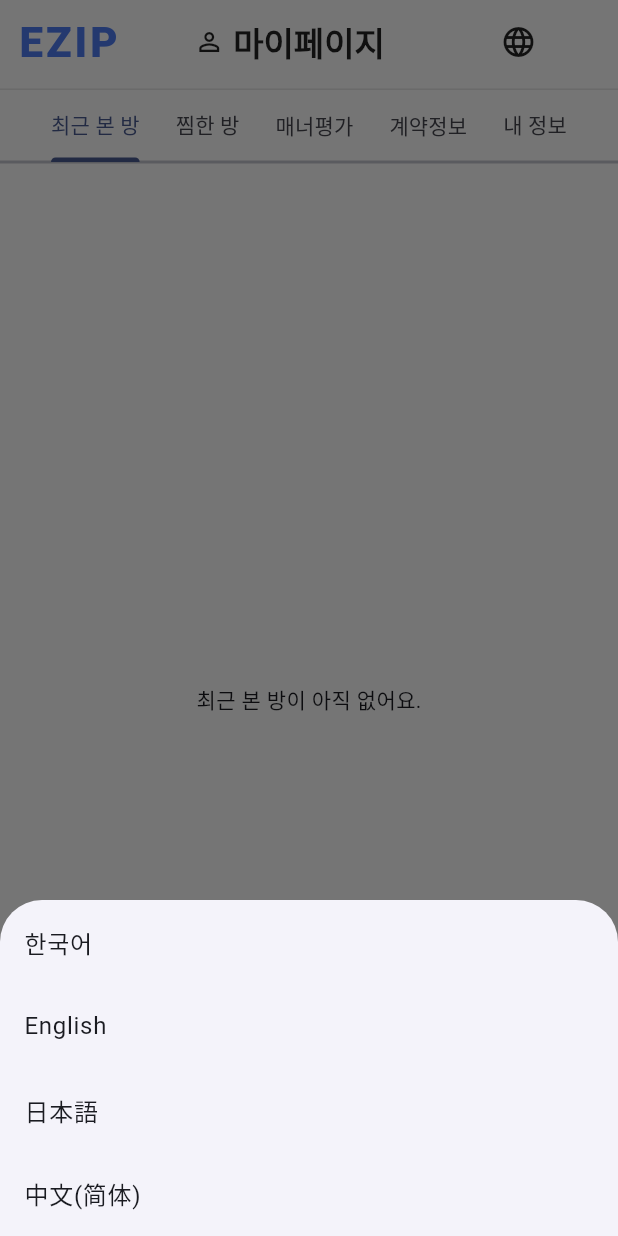
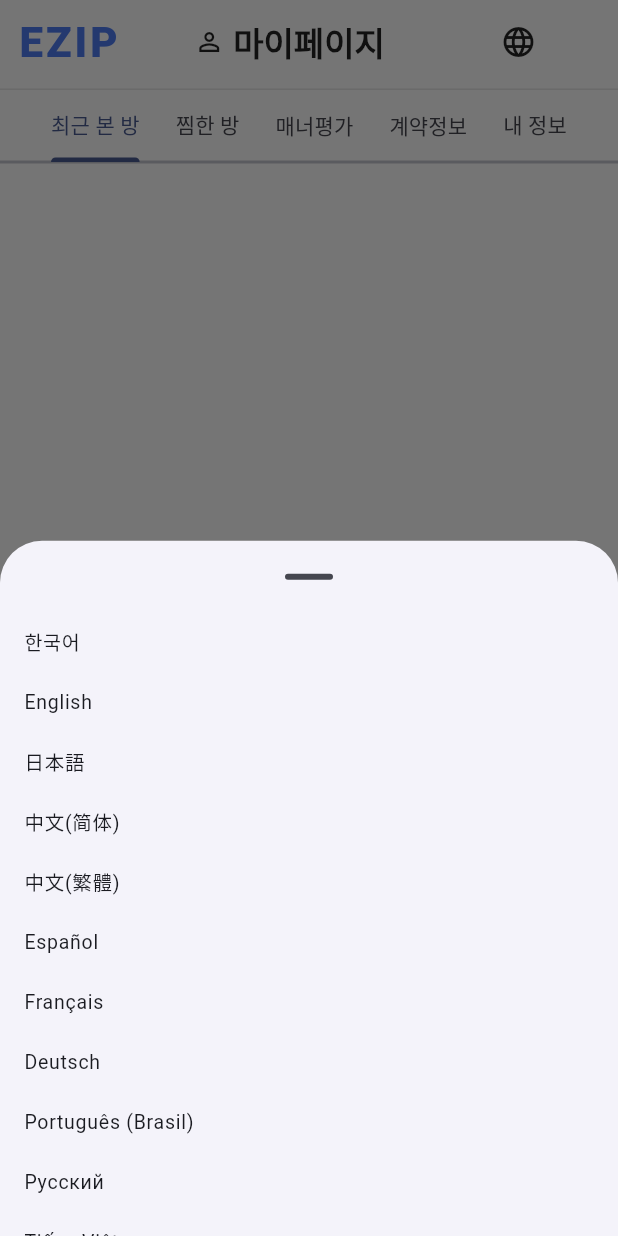
Before and after one commit to s90d221/EZIP, a Flutter app: the MyPage screen opened by its route, after a tap on the "language" icon, on a phone screen of 412 x 824 dp. Run offline on Flutter 3.47's test engine with Material 3 defaults, Android fonts, the light colour scheme and no system bars; our stand-ins replace dio, google_maps_flutter, shared_preferences; accounts and stored records are empty; network calls fail.

Commit message:
feat(mypage): 언어 선택 15개로 확장 + 스크롤 가능 BottomSheet + setLang 연동

```diff
--- a/lib/screens/mypage.dart
+++ b/lib/screens/mypage.dart
@@ -99,18 +99,73 @@ class MyPageAppBar extends StatelessWidget implements PreferredSizeWidget {
             onPressed: () async {
               final sel = await showModalBottomSheet<String>(
                 context: context,
+                showDragHandle: true,
                 builder: (ctx) => SafeArea(
-                  child: Column(
-                    mainAxisSize: MainAxisSize.min,
-                    children: [
-                      ListTile(title: const Text('한국어'), onTap: () => Navigator.pop(ctx, 'ko')),
-                      ListTile(title: const Text('English'), onTap: () => Navigator.pop(ctx, 'en')),
-                      ListTile(title: const Text('日本語'), onTap: () => Navigator.pop(ctx, 'ja')),
-                      ListTile(title: const Text('中文(简体)'), onTap: () => Navigator.pop(ctx, 'zh-CN')),
-                    ],
+                  child: SingleChildScrollView(
+                    child: Column(
+                      mainAxisSize: MainAxisSize.min,
+                      children: const [
+                        // 10개+ 언어 옵션
+                        ListTile(title: Text('한국어'),              dense: true, visualDensity: VisualDensity.compact,  ),
+                        ListTile(title: Text('English'),            dense: true, visualDensity: VisualDensity.compact,  ),
+                        ListTile(title: Text('日本語'),               dense: true, visualDensity: VisualDensity.compact,  ),
+                        ListTile(title: Text('中文(简体)'),            dense: true, visualDensity: VisualDensity.compact,  ),
+                        ListTile(title: Text('中文(繁體)'),            dense: true, visualDensity: VisualDensity.compact,  ),
+                        ListTile(title: Text('Español'),            dense: true, visualDensity: VisualDensity.compact,  ),
+                        ListTile(title: Text('Français'),           dense: true, visualDensity: VisualDensity.compact,  ),
+                        ListTile(title: Text('Deutsch'),            dense: true, visualDensity: VisualDensity.compact,  ),
+                        ListTile(title: Text('Português (Brasil)'), dense: true, visualDensity: VisualDensity.compact,  ),
+                        ListTile(title: Text('Русский'),            dense: true, visualDensity: VisualDensity.compact,  ),
+                        ListTile(title: Text('Tiếng Việt'),         dense: true, visualDensity: VisualDensity.compact,  ),
+                        ListTile(title: Text('Bahasa Indonesia'),   dense: true, visualDensity: VisualDensity.compact,  ),
+                        ListTile(title: Text('ไทย'),                 dense: true, visualDensity: VisualDensity.compact,  ),
+                        ListTile(title: Text('العربية'),             dense: true, visualDensity: VisualDensity.compact,  ),
+                        ListTile(title: Text('हिन्दी'),              dense: true, visualDensity: VisualDensity.compact,  ),
+                      ],
+                    ),
                   ),
                 ),
               );
+
+              // 선택된 로케일 코드 매핑
+              if (sel != null) {
+                // 선택된 텍스트 -> 코드 매핑
+                final map = {
+                  '한국어': 'ko',
+                  'English': 'en',
+                  '日本語': 'ja',
+                  '中文(简体)': 'zh-CN',
+                  '中文(繁體)': 'zh-TW',
+                  'Español': 'es',
+                  'Français': 'fr',
+                  'Deutsch': 'de',
+                  'Português (Brasil)': 'pt-BR',
+                  'Русский': 'ru',
+                  'Tiếng Việt': 'vi',
+                  'Bahasa Indonesia': 'id',
+                  'ไทย': 'th',
+                  'العربية': 'ar',
+                  'हिन्दी': 'hi',
+                };
+
+                // 바텀시트에서 받은 건 title 텍스트이므로, 클릭 시 pop할 때 title을 반환하도록 아래처럼 처리하면 돼:
+                // → 각 ListTile onTap에서 Navigator.pop(ctx, '<title 텍스트>')
+                // 지금은 텍스트 기반으로 처리 예시:
+                final code = map[sel] ?? sel;
+
+                try {
+                  await setLang(code); // i18n.dart 필요
+                  // ignore: use_build_context_synchronously
+                  ScaffoldMessenger.of(context).showSnackBar(
+                    SnackBar(content: Text('언어가 변경되었어요: $code')),
+                  );
+                } catch (_) {
+                  // ignore: use_build_context_synchronously
+                  ScaffoldMessenger.of(context).showSnackBar(
+                    const SnackBar(content: Text('언어 변경에 실패했어요')),
+                  );
+                }
+              }
             },
           ),
         ],
@@ -122,7 +177,10 @@ class MyPageAppBar extends StatelessWidget implements PreferredSizeWidget {
       ),
     );
   }
+
+  Future<void> setLang(String code) async {}
 }
+
 
 class _RecentViewTab extends StatelessWidget {
   const _RecentViewTab();
```
